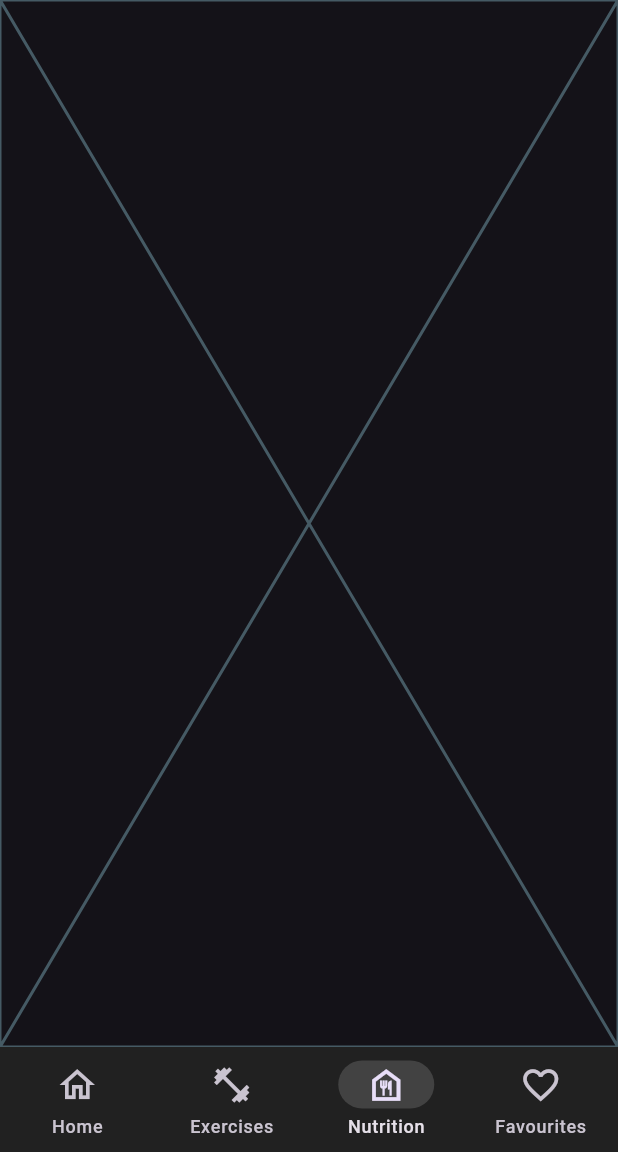
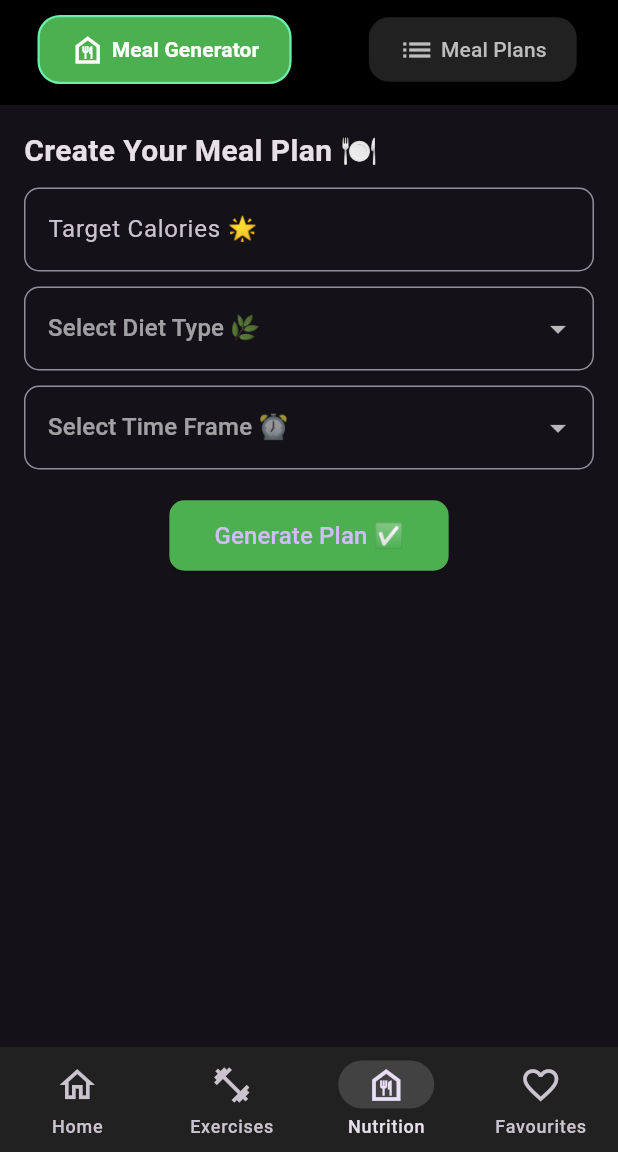
Before and after one commit to Manvi1718/Meta-Fit, a Flutter app: the screen it shows after launch, swiped to page 3, on a phone screen of 412 x 824 dp, the part 84-1236 px from its top. Run offline on Flutter 3.47's test engine with Material 3 defaults, Android fonts, the phone set to English and light mode, and no system bars; drawn by our look-alikes of buttons_tabbar; our stand-ins replace google_fonts; network calls fail.

Commit message:
Added functionality nutrition

```diff
--- a/lib/pages/nutrition.dart
+++ b/lib/pages/nutrition.dart
@@ -1,4 +1,8 @@
+import 'package:buttons_tabbar/buttons_tabbar.dart';
 import 'package:flutter/material.dart';
+import 'package:metafit/utils/nutrition_utils/generate_new_meal_plan.dart';
+import 'package:metafit/utils/nutrition_utils/json_parsing/meal_planner_json_parsing.dart';
+import 'package:metafit/utils/nutrition_utils/show_existing_meal_plan.dart';
 
 class NutritionPage extends StatefulWidget {
   const NutritionPage({super.key});
@@ -8,8 +12,49 @@ class NutritionPage extends StatefulWidget {
 }
 
 class _NutritionPageState extends State<NutritionPage> {
+  List<MealPlanner>? allNutritionPlans;
+
   @override
   Widget build(BuildContext context) {
-    return const Placeholder();
+    return DefaultTabController(
+      length: 2,
+      child: Scaffold(
+        appBar: PreferredSize(
+          preferredSize: const Size.fromHeight(70),
+          child: AppBar(
+            backgroundColor: Colors.black,
+            elevation: 0,
+            flexibleSpace: Padding(
+              padding: const EdgeInsets.only(top: 10),
+              child: ButtonsTabBar(
+                tabs: const [
+                  Tab(
+                      icon: Icon(Icons.food_bank_outlined),
+                      text: 'Meal Generator'),
+                  Tab(icon: Icon(Icons.list), text: 'Meal Plans'),
+                ],
+                backgroundColor: Colors.green,
+                unselectedBackgroundColor: Colors.grey.shade900,
+                labelStyle: const TextStyle(
+                    color: Colors.white, fontWeight: FontWeight.bold),
+                unselectedLabelStyle: TextStyle(color: Colors.grey.shade400),
+                borderWidth: 1.5,
+                borderColor: Colors.greenAccent,
+                radius: 15,
+                contentPadding:
+                    const EdgeInsets.symmetric(horizontal: 20, vertical: 10),
+                buttonMargin: const EdgeInsets.symmetric(horizontal: 25),
+              ),
+            ),
+          ),
+        ),
+        body: const TabBarView(
+          children: [
+            GenerateNewMealPlan(),
+            ShowExistingMealPlan(),
+          ],
+        ),
+      ),
+    );
   }
 }
--- a/lib/utils/home_utils/fetching/quote_fetching.dart
+++ b/lib/utils/home_utils/fetching/quote_fetching.dart
@@ -14,7 +14,6 @@ Future<RandomQuote> fetchRandomQuote() async {
 
   if (response.statusCode == 200) {
     final jsonData = json.decode(response.body);
-    print(jsonData);
     return RandomQuote.fromJson(jsonData); // Correctly parse JSON
   } else {
     throw Exception("Failed to load quote");
--- /dev/null
+++ b/lib/utils/nutrition_utils/fetching/meal_plan_fetching.dart
@@ -0,0 +1,14 @@
+import 'package:http/http.dart' as http;
+import 'package:metafit/utils/nutrition_utils/json_parsing/meal_planner_json_parsing.dart';
+
+Future<MealPlanner> mealPlanFetch({
+  required String time,
+  required String calories,
+  required String diet,
+}) async {
+  String apiKey = '7709a7e150ae493db0db4be830e1e49f';
+  var response = await http.get(Uri.parse(
+      'https://api.spoonacular.com/mealplanner/generate?timeFrame=$time&targetCalories=$calories&diet=$diet&apiKey=$apiKey'));
+  final result = mealPlannerFromJson(response.body);
+  return result;
+}
--- /dev/null
+++ b/lib/utils/nutrition_utils/generate_new_meal_plan.dart
@@ -0,0 +1,151 @@
+import 'package:flutter/material.dart';
+import 'package:metafit/utils/nutrition_utils/meal_plan_provider.dart';
+import 'package:provider/provider.dart';
+import 'package:metafit/utils/nutrition_utils/fetching/meal_plan_fetching.dart';
+
+class GenerateNewMealPlan extends StatefulWidget {
+  const GenerateNewMealPlan({super.key});
+
+  @override
+  State<GenerateNewMealPlan> createState() => _GenerateNewMealPlanState();
+}
+
+class _GenerateNewMealPlanState extends State<GenerateNewMealPlan> {
+  final TextEditingController caloriesController = TextEditingController();
+  String? selectedDiet;
+  String? selectedTimeFrame;
+  bool isLoading = false;
+
+  final List<String> timeFrames = ['Day ⏰', 'Week 🗓'];
+  final List<String> dietTypes = [
+    'Gluten Free 🌿',
+    'Ketogenic 🍔',
+    'Vegetarian 🌱',
+    'Lacto-Vegetarian 🍕',
+    'Ovo-Vegetarian 🥚',
+    'Vegan 🌾',
+    'Pescetarian 🌟',
+    'Paleo 🥜',
+    'Primal 🌮',
+    'Low FODMAP 🥒',
+    'Whole30 🥣'
+  ];
+
+  Future<void> generateMealPlan() async {
+    if (caloriesController.text.isEmpty ||
+        selectedDiet == null ||
+        selectedTimeFrame == null) {
+      ScaffoldMessenger.of(context).showSnackBar(
+        const SnackBar(content: Text('Please fill in all required fields!')),
+      );
+      return;
+    }
+
+    setState(() => isLoading = true);
+    try {
+      await mealPlanFetch(
+        time: selectedTimeFrame!.split(' ')[0].toLowerCase(),
+        calories: caloriesController.text,
+        diet: selectedDiet!.split(' ')[0].toLowerCase(),
+      );
+
+      setState(() => isLoading = false);
+
+      // Add meal to provider
+      Provider.of<MealPlanProvider>(context, listen: false).addMealPlan();
+
+      showDialog(
+        context: context,
+        builder: (context) => AlertDialog(
+          title: const Text('Meal Generated! 🎉'),
+          content: const Text('See "Meal Plans" to view your generated plans.'),
+          actions: [
+            TextButton(
+              onPressed: () {
+                Navigator.pop(context);
+                // Clear form fields
+                caloriesController.clear();
+                setState(() {
+                  selectedDiet = null;
+                  selectedTimeFrame = null;
+                });
+              },
+              child: const Text('OK', style: TextStyle(color: Colors.green)),
+            ),
+          ],
+        ),
+      );
+    } catch (e) {
+      setState(() => isLoading = false);
+      ScaffoldMessenger.of(context).showSnackBar(
+        SnackBar(content: Text('Error fetching meal plan: $e')),
+      );
+    }
+  }
+
+  @override
+  Widget build(BuildContext context) {
+    return Padding(
+      padding: const EdgeInsets.all(16.0),
+      child: Column(
+        crossAxisAlignment: CrossAxisAlignment.start,
+        children: [
+          const Text('Create Your Meal Plan 🍽️',
+              style: TextStyle(fontSize: 20, fontWeight: FontWeight.bold)),
+          const SizedBox(height: 10),
+          TextField(
+            controller: caloriesController,
+            keyboardType: TextInputType.number,
+            decoration: InputDecoration(
+              labelText: 'Target Calories 🌟',
+              border:
+                  OutlineInputBorder(borderRadius: BorderRadius.circular(10)),
+            ),
+          ),
+          const SizedBox(height: 10),
+          DropdownButtonFormField<String>(
+            value: selectedDiet,
+            hint: const Text('Select Diet Type 🌿'),
+            items: dietTypes
+                .map((diet) => DropdownMenuItem(value: diet, child: Text(diet)))
+                .toList(),
+            onChanged: (value) => setState(() => selectedDiet = value),
+            decoration: InputDecoration(
+                border: OutlineInputBorder(
+                    borderRadius: BorderRadius.circular(10))),
+          ),
+          const SizedBox(height: 10),
+          DropdownButtonFormField<String>(
+            value: selectedTimeFrame,
+            hint: const Text('Select Time Frame ⏰'),
+            items: timeFrames
+                .map((frame) =>
+                    DropdownMenuItem(value: frame, child: Text(frame)))
+                .toList(),
+            onChanged: (value) => setState(() => selectedTimeFrame = value),
+            decoration: InputDecoration(
+                border: OutlineInputBorder(
+                    borderRadius: BorderRadius.circular(10))),
+          ),
+          const SizedBox(height: 20),
+          Center(
+            child: ElevatedButton(
+              onPressed: isLoading ? null : generateMealPlan,
+              style: ElevatedButton.styleFrom(
+                backgroundColor: Colors.green,
+                shape: RoundedRectangleBorder(
+                    borderRadius: BorderRadius.circular(10)),
+                padding:
+                    const EdgeInsets.symmetric(horizontal: 30, vertical: 12),
+              ),
+              child: isLoading
+                  ? const CircularProgressIndicator(color: Colors.white)
+                  : const Text('Generate Plan ✅',
+                      style: TextStyle(fontSize: 16)),
+            ),
+          ),
+        ],
+      ),
+    );
+  }
+}
--- /dev/null
+++ b/lib/utils/nutrition_utils/json_parsing/meal_planner_json_parsing.dart
@@ -0,0 +1,170 @@
+import 'dart:convert';
+
+MealPlanner mealPlannerFromJson(String str) =>
+    MealPlanner.fromJson(json.decode(str));
+
+String mealPlannerToJson(MealPlanner data) => json.encode(data.toJson());
+
+class MealPlanner {
+  Week? week; // For "week" time frame
+  List<Meal>? meals; // For "day" time frame
+  Nutrients? nutrients; // For "day" time frame
+
+  MealPlanner({
+    this.week,
+    this.meals,
+    this.nutrients,
+  });
+
+  factory MealPlanner.fromJson(Map<String, dynamic> json) {
+    if (json.containsKey("week")) {
+      // Week-based meal plan
+      return MealPlanner(week: Week.fromJson(json["week"]));
+    } else if (json.containsKey("meals") && json.containsKey("nutrients")) {
+      // Day-based meal plan
+      return MealPlanner(
+        meals: List<Meal>.from(json["meals"].map((x) => Meal.fromJson(x))),
+        nutrients: Nutrients.fromJson(json["nutrients"]),
+      );
+    } else {
+      throw Exception("Invalid meal plan format");
+    }
+  }
+
+  Map<String, dynamic> toJson() {
+    if (week != null) {
+      return {"week": week!.toJson()};
+    } else if (meals != null && nutrients != null) {
+      return {
+        "meals": List<dynamic>.from(meals!.map((x) => x.toJson())),
+        "nutrients": nutrients!.toJson(),
+      };
+    } else {
+      return {};
+    }
+  }
+}
+
+class Week {
+  Day monday;
+  Day tuesday;
+  Day wednesday;
+  Day thursday;
+  Day friday;
+  Day saturday;
+  Day sunday;
+
+  Week({
+    required this.monday,
+    required this.tuesday,
+    required this.wednesday,
+    required this.thursday,
+    required this.friday,
+    required this.saturday,
+    required this.sunday,
+  });
+
+  factory Week.fromJson(Map<String, dynamic> json) => Week(
+        monday: Day.fromJson(json["monday"]),
+        tuesday: Day.fromJson(json["tuesday"]),
+        wednesday: Day.fromJson(json["wednesday"]),
+        thursday: Day.fromJson(json["thursday"]),
+        friday: Day.fromJson(json["friday"]),
+        saturday: Day.fromJson(json["saturday"]),
+        sunday: Day.fromJson(json["sunday"]),
+      );
+
+  Map<String, dynamic> toJson() => {
+        "monday": monday.toJson(),
+        "tuesday": tuesday.toJson(),
+        "wednesday": wednesday.toJson(),
+        "thursday": thursday.toJson(),
+        "friday": friday.toJson(),
+        "saturday": saturday.toJson(),
+        "sunday": sunday.toJson(),
+      };
+}
+
+class Day {
+  List<Meal> meals;
+  Nutrients nutrients;
+
+  Day({
+    required this.meals,
+    required this.nutrients,
+  });
+
+  factory Day.fromJson(Map<String, dynamic> json) => Day(
+        meals: List<Meal>.from(json["meals"].map((x) => Meal.fromJson(x))),
+        nutrients: Nutrients.fromJson(json["nutrients"]),
+      );
+
+  Map<String, dynamic> toJson() => {
+        "meals": List<dynamic>.from(meals.map((x) => x.toJson())),
+        "nutrients": nutrients.toJson(),
+      };
+}
+
+class Meal {
+  int id;
+  String image;
+  String title;
+  int readyInMinutes;
+  int servings;
+  String sourceUrl;
+
+  Meal({
+    required this.id,
+    required this.image,
+    required this.title,
+    required this.readyInMinutes,
+    required this.servings,
+    required this.sourceUrl,
+  });
+
+  factory Meal.fromJson(Map<String, dynamic> json) => Meal(
+        id: json["id"],
+        image: json["image"],
+        title: json["title"],
+        readyInMinutes: json["readyInMinutes"],
+        servings: json["servings"],
+        sourceUrl: json["sourceUrl"],
+      );
+
+  Map<String, dynamic> toJson() => {
+        "id": id,
+        "image": image,
+        "title": title,
+        "readyInMinutes": readyInMinutes,
+        "servings": servings,
+        "sourceUrl": sourceUrl,
+      };
+}
+
+class Nutrients {
+  double calories;
+  double protein;
+  double fat;
+  double carbohydrates;
+
+  Nutrients({
+    required this.calories,
+    required this.protein,
+    required this.fat,
+    required this.carbohydrates,
+  });
+
+  factory Nutrients.fromJson(Map<String, dynamic> json) => Nutrients(
+        calories: json["calories"].toDouble(),
+        protein: json["protein"].toDouble(),
+        fat: json["fat"].toDouble(),
+        carbohydrates: json["carbohydrates"].toDouble(),
+      );
+
+  Map<String, dynamic> toJson() => {
+        "calories": calories,
+        "protein": protein,
+        "fat": fat,
+        "carbohydrates": carbohydrates,
+      };
+}
--- /dev/null
+++ b/lib/utils/nutrition_utils/meal_plan_provider.dart
@@ -0,0 +1,17 @@
+import 'package:flutter/material.dart';
+
+class MealPlanProvider extends ChangeNotifier {
+  final List<String> _mealPlans = [];
+
+  List<String> get mealPlans => _mealPlans;
+
+  void addMealPlan() {
+    _mealPlans.add('Custom Meal ${_mealPlans.length + 1}');
+    notifyListeners();
+  }
+
+  void removeMealPlan(int index) {
+    _mealPlans.removeAt(index);
+    notifyListeners();
+  }
+}
--- a/pubspec.yaml
+++ b/pubspec.yaml
@@ -36,6 +36,8 @@ dependencies:
   cupertino_icons: ^1.0.8
   http: ^1.3.0
   google_fonts: ^6.2.1
+  buttons_tabbar: ^1.3.15
+  provider: ^6.1.2
 
 dev_dependencies:
   flutter_test:
```
Also changed, not shown: lib/main.dart (+8 -1 lines), lib/utils/nutrition_utils/helpers/meal_plan_card.dart (added, +94 -0 lines), lib/utils/nutrition_utils/show_existing_meal_plan.dart (added, +47 -0 lines), pubspec.lock.
